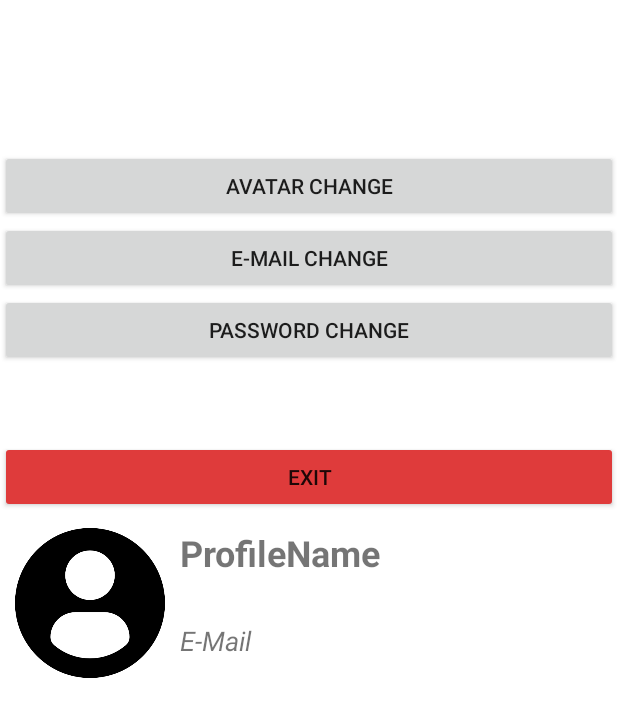
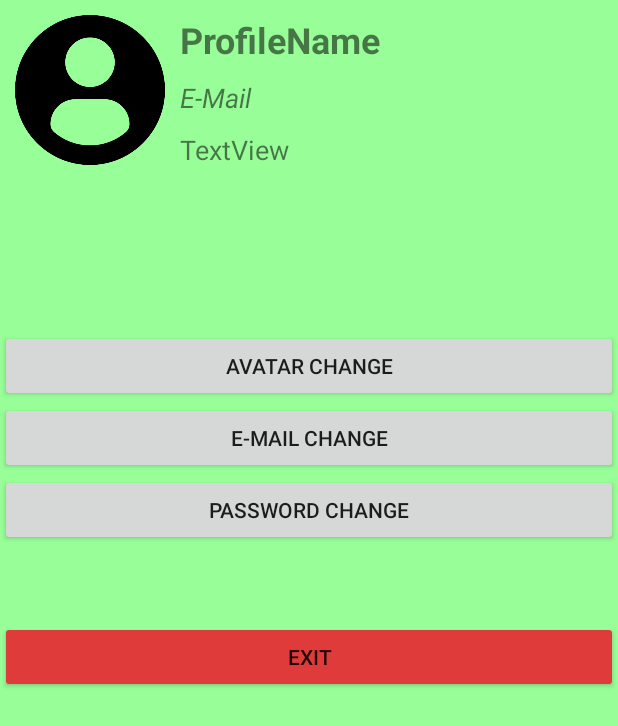
Before and after one commit to Frezer-EE/PizzaApp, an Android app: the layout activity_profile.xml on its own in the app's theme, with its tools: preview values and no code run, on a phone screen of 412 x 824 dp. Shown: the top 726 px of the screen. Run offline under Robolectric (Android 15) with nearby library versions, the phone set to English and light mode, and no system bars.

```diff
--- a/app/build.gradle
+++ b/app/build.gradle
@@ -40,6 +40,7 @@ dependencies {
     implementation 'com.google.android.gms:play-services-location:17.0.0'
     implementation 'com.squareup.retrofit2:converter-gson:2.9.0'
     implementation 'com.squareup.retrofit2:retrofit:2.9.0'
+    implementation 'ru.egslava:MaskedEditText:1.0.5'
 
     testImplementation 'junit:junit:4.+'
     androidTestImplementation 'androidx.test.ext:junit:1.1.2'
--- a/app/src/main/java/com/example/pizza/MainActivity.java
+++ b/app/src/main/java/com/example/pizza/MainActivity.java
@@ -19,10 +19,10 @@ public class MainActivity extends AppCompatActivity {
         setContentView(R.layout.activity_main);
         constraintLayoutMain = findViewById(R.id.splash_screen);
         animationDrawable = (AnimationDrawable) constraintLayoutMain.getBackground();
-        animationDrawable.setEnterFadeDuration(0);
-        animationDrawable.setExitFadeDuration(4000);
+        animationDrawable.setEnterFadeDuration(1500);
+        animationDrawable.setExitFadeDuration(3000);
         animationDrawable.start();
-        new CountDownTimer(8000, 1000) {
+        new CountDownTimer(9000, 1000) {
             @Override
             public void onTick(long l) {
             }
--- a/app/src/main/res/drawable/animation_grad.xml
+++ b/app/src/main/res/drawable/animation_grad.xml
@@ -1,7 +1,9 @@
 <?xml version="1.0" encoding="utf-8"?>
 <animation-list xmlns:android="http://schemas.android.com/apk/res/android">
     <item android:drawable="@drawable/splash_screen_grad_1"
-        android:duration="4000"/>
+        android:duration="3000"/>
     <item android:drawable="@drawable/splash_screen_grad_2"
-        android:duration="4000"/>
+        android:duration="3000"/>
+    <item android:drawable="@drawable/splash_screen_grad_3"
+        android:duration="3000"/>
 </animation-list>
--- a/app/src/main/res/layout/activity_profile.xml
+++ b/app/src/main/res/layout/activity_profile.xml
@@ -4,9 +4,55 @@
     xmlns:tools="http://schemas.android.com/tools"
     android:layout_width="match_parent"
     android:layout_height="match_parent"
-    android:background="#FFFFFF"
+    android:background="#98FF98"
     android:orientation="vertical"
     tools:context=".ProfileActivity">
+
+    <LinearLayout
+        android:layout_width="match_parent"
+        android:layout_height="wrap_content"
+        android:orientation="horizontal">
+
+        <ImageView
+            android:id="@+id/profileImageView"
+            android:layout_width="100dp"
+            android:layout_height="100dp"
+            android:layout_margin="10dp"
+            app:srcCompat="@drawable/profile_user" />
+
+        <LinearLayout
+            android:layout_width="match_parent"
+            android:layout_height="wrap_content"
+            android:orientation="vertical">
+
+            <TextView
+                android:id="@+id/textUserName"
+                android:layout_width="match_parent"
+                android:layout_height="wrap_content"
+                android:layout_marginTop="10dp"
+                android:text="ProfileName"
+                android:textSize="24sp"
+                android:textStyle="bold" />
+
+            <TextView
+                android:id="@+id/textUserEmail"
+                android:layout_width="match_parent"
+                android:layout_height="wrap_content"
+                android:layout_marginTop="10dp"
+                android:text="E-Mail"
+                android:textSize="18sp"
+                android:textStyle="italic" />
+
+            <TextView
+                android:id="@+id/textUserPhoneNumber"
+                android:layout_width="match_parent"
+                android:layout_height="wrap_content"
+                android:layout_marginTop="10dp"
+                android:text="TextView"
+                android:textSize="18sp" />
+        </LinearLayout>
+
+    </LinearLayout>
 
     <Button
         android:id="@+id/button"
@@ -39,41 +85,4 @@
         android:onClick="Exit"
         android:text="Exit" />
 
-    <LinearLayout
-        android:layout_width="match_parent"
-        android:layout_height="wrap_content"
-        android:orientation="horizontal">
-
-        <ImageView
-            android:id="@+id/profileImageView"
-            android:layout_width="100dp"
-            android:layout_height="100dp"
-            android:layout_margin="10dp"
-            app:srcCompat="@drawable/profile_user" />
-
-        <LinearLayout
-            android:layout_width="match_parent"
-            android:layout_height="wrap_content"
-            android:orientation="vertical">
-
-            <TextView
-                android:id="@+id/textView2"
-                android:layout_width="match_parent"
-                android:layout_height="wrap_content"
-                android:layout_marginTop="10dp"
-                android:text="ProfileName"
-                android:textSize="24sp"
-                android:textStyle="bold" />
-
-            <TextView
-                android:id="@+id/textView3"
-                android:layout_width="match_parent"
-                android:layout_height="wrap_content"
-                android:layout_marginTop="30dp"
-                android:text="E-Mail"
-                android:textSize="18sp"
-                android:textStyle="italic" />
-        </LinearLayout>
-
-    </LinearLayout>
 </LinearLayout>
```
Also changed, not shown: app/src/main/java/com/example/pizza/AuthorizationActivity.java (+26 -0 lines), app/src/main/java/com/example/pizza/ProfileActivity.java (+14 -0 lines), app/src/main/java/com/example/pizza/RegistrationActivity.java (+15 -1 lines), app/src/main/res/layout/activity_authorization.xml (+19 -5 lines), app/src/main/res/layout/activity_registration.xml (+33 -6 lines), app/src/main/res/values/colors.xml (+6 -6 lines).
